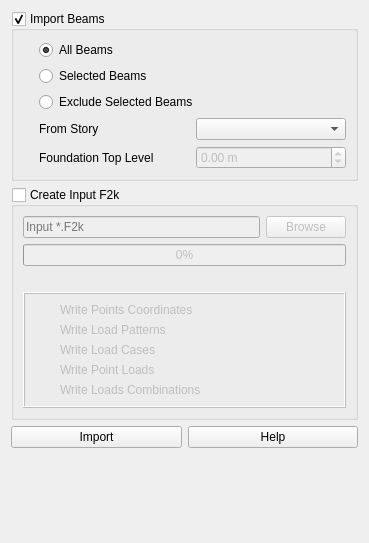
Old version of the form safe/punch/Resources/ui/etabs_panel.ui in the repository ebrahimraeyat/OSAFE.
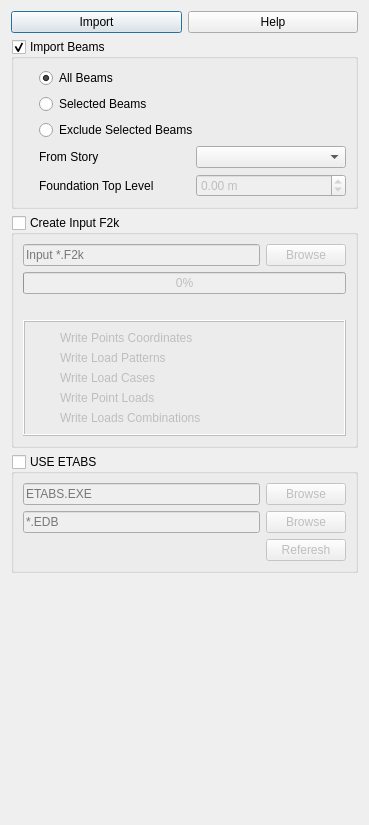
New version of the form. Icons and pictures are not drawn.

Commit message: Open with special etabs version

Diff of the .ui file:
```diff
--- a/safe/punch/Resources/ui/etabs_panel.ui
+++ b/safe/punch/Resources/ui/etabs_panel.ui
@@ -7,7 +7,7 @@
     <x>0</x>
     <y>0</y>
     <width>369</width>
-    <height>543</height>
+    <height>825</height>
    </rect>
   </property>
   <property name="windowTitle">
@@ -18,6 +18,35 @@
     <normaloff>:/safe/Resources/icons/etabs.png</normaloff>:/safe/Resources/icons/etabs.png</iconset>
   </property>
   <layout class="QVBoxLayout" name="verticalLayout_3">
+   <item>
+    <layout class="QHBoxLayout" name="horizontalLayout_2">
+     <item>
+      <widget class="QPushButton" name="import_data">
+       <property name="text">
+        <string>Import</string>
+       </property>
+       <property name="icon">
+        <iconset resource="../../py_widget/resource.qrc">
+         <normaloff>:/safe/Resources/icons/import.svg</normaloff>:/safe/Resources/icons/import.svg</iconset>
+       </property>
+      </widget>
+     </item>
+     <item>
+      <widget class="QPushButton" name="help">
+       <property name="text">
+        <string>Help</string>
+       </property>
+       <property name="icon">
+        <iconset resource="../../py_widget/resource.qrc">
+         <normaloff>:/safe/Resources/icons/help.png</normaloff>:/safe/Resources/icons/help.png</iconset>
+       </property>
+       <property name="shortcut">
+        <string/>
+       </property>
+      </widget>
+     </item>
+    </layout>
+   </item>
    <item>
     <widget class="QGroupBox" name="beams_group">
      <property name="title">
@@ -333,33 +362,76 @@
     </widget>
    </item>
    <item>
-    <layout class="QHBoxLayout" name="horizontalLayout_2">
-     <item>
-      <widget class="QPushButton" name="import_data">
+    <widget class="QGroupBox" name="use_etabs">
+     <property name="enabled">
+      <bool>true</bool>
+     </property>
+     <property name="title">
+      <string>USE ETABS</string>
+     </property>
+     <property name="flat">
+      <bool>false</bool>
+     </property>
+     <property name="checkable">
+      <bool>true</bool>
+     </property>
+     <property name="checked">
+      <bool>false</bool>
+     </property>
+     <layout class="QGridLayout" name="gridLayout_3">
+      <item row="0" column="0">
+       <widget class="QLineEdit" name="etabs_exe_path">
+        <property name="inputMask">
+         <string/>
+        </property>
        <property name="text">
-        <string>Import</string>
-       </property>
-       <property name="icon">
-        <iconset resource="../../py_widget/resource.qrc">
-         <normaloff>:/safe/Resources/icons/import.svg</normaloff>:/safe/Resources/icons/import.svg</iconset>
+         <string/>
+        </property>
+        <property name="placeholderText">
+         <string>ETABS.EXE</string>
        </property>
       </widget>
      </item>
-     <item>
-      <widget class="QPushButton" name="help">
+      <item row="0" column="1">
+       <widget class="QPushButton" name="browse_etabs_exe">
        <property name="text">
-        <string>Help</string>
-       </property>
-       <property name="icon">
-        <iconset resource="../../py_widget/resource.qrc">
-         <normaloff>:/safe/Resources/icons/help.png</normaloff>:/safe/Resources/icons/help.png</iconset>
-       </property>
-       <property name="shortcut">
+         <string>Browse</string>
+        </property>
+       </widget>
+      </item>
+      <item row="1" column="1">
+       <widget class="QPushButton" name="browse_etabs_edb">
+        <property name="text">
+         <string>Browse</string>
+        </property>
+       </widget>
+      </item>
+      <item row="1" column="0">
+       <widget class="QLineEdit" name="etabs_edb_path">
+        <property name="text">
         <string/>
+        </property>
+        <property name="placeholderText">
+         <string>*.EDB</string>
+        </property>
+       </widget>
+      </item>
+      <item row="2" column="1">
+       <widget class="QPushButton" name="referesh">
+        <property name="toolTip">
+         <string>Read Stories From ETABS File</string>
+        </property>
+        <property name="text">
+         <string>Referesh</string>
+        </property>
+        <property name="icon">
+         <iconset resource="../../py_widget/resource.qrc">
+          <normaloff>:/safe/Resources/icons/referesh.svg</normaloff>:/safe/Resources/icons/referesh.svg</iconset>
        </property>
       </widget>
      </item>
     </layout>
+    </widget>
    </item>
    <item>
     <spacer name="verticalSpacer">
```
Lines whose indentation alone changed are shown as unchanged. The commit also changes 8 other files.
